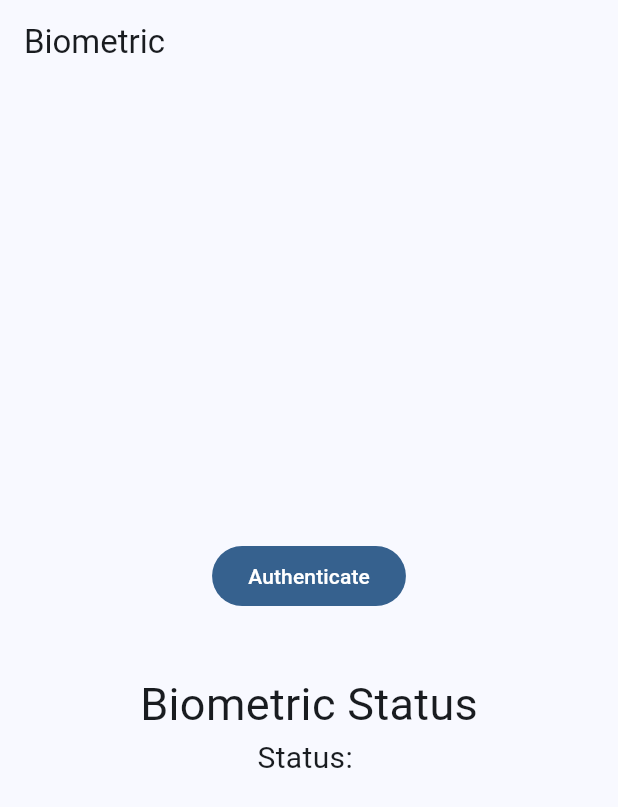
After one commit to Anndderssonn/Flutter-Miscellaneous, a Flutter app: the BiometricScreen screen opened by its route, on a phone screen of 412 x 824 dp. The commit adds this screen. Shown: the top 807 px of the screen. Run offline on Flutter 3.47's test engine with Material 3 defaults, Android fonts, the phone set to English and light mode, and no system bars; our stand-ins replace dio, flutter_compass, flutter_riverpod, go_router, google_fonts, local_auth and 3 more; statements that could not run were skipped.

Commit message:
feat: Biometric option added

```diff
--- a/lib/config/config.dart
+++ b/lib/config/config.dart
@@ -1,3 +1,4 @@
 export 'theme/app_theme.dart';
 export 'router/app_router.dart';
 export 'plugins/share_plugin.dart';
+export 'plugins/local_auth_plugin.dart';
--- a/lib/config/router/app_router.dart
+++ b/lib/config/router/app_router.dart
@@ -41,5 +41,9 @@ final router = GoRouter(
         ),
       ],
     ),
+    GoRoute(
+      path: '/biometrics',
+      builder: (context, state) => const BiometricScreen(),
+    ),
   ],
 );
--- /dev/null
+++ b/lib/presentation/screens/biometrics/biometric_screen.dart
@@ -0,0 +1,23 @@
+import 'package:flutter/material.dart';
+
+class BiometricScreen extends StatelessWidget {
+  const BiometricScreen({super.key});
+
+  @override
+  Widget build(BuildContext context) {
+    return Scaffold(
+      appBar: AppBar(title: const Text('Biometric')),
+      body: Center(
+        child: Column(
+          mainAxisAlignment: MainAxisAlignment.center,
+          children: [
+            FilledButton(onPressed: () {}, child: const Text('Authenticate')),
+            const SizedBox(height: 40),
+            const Text('Biometric Status', style: TextStyle(fontSize: 30)),
+            const Text('Status: ', style: TextStyle(fontSize: 20)),
+          ],
+        ),
+      ),
+    );
+  }
+}
--- a/lib/presentation/screens/screens.dart
+++ b/lib/presentation/screens/screens.dart
@@ -8,3 +8,4 @@ export 'sensors/gyroscope_screen.dart';
 export 'sensors/magnetometer_screen.dart';
 export 'pokemons/pokemons_screen.dart';
 export 'pokemons/pokemon_screen.dart';
+export 'biometrics/biometric_screen.dart';
--- a/lib/presentation/widgets/shared/main_menu.dart
+++ b/lib/presentation/widgets/shared/main_menu.dart
@@ -28,6 +28,7 @@ final menuItems = <MenuItems>[
     icon: Icons.catching_pokemon,
     route: '/pokemons',
   ),
+  MenuItems(title: 'Biometrics', icon: Icons.fingerprint, route: '/biometrics'),
 ];
 
 class MainMenu extends StatelessWidget {
--- a/pubspec.yaml
+++ b/pubspec.yaml
@@ -14,6 +14,7 @@ dependencies:
   flutter_riverpod: ^3.2.0
   go_router: ^17.0.0
   google_fonts: ^8.0.0
+  local_auth: ^3.0.0
   permission_handler: ^12.0.1
   sensors_plus: ^7.0.0
   share_plus: ^12.0.1
```
Also changed, not shown: lib/config/plugins/local_auth_plugin.dart (added, +49 -0 lines), pubspec.lock, 6 other files.
